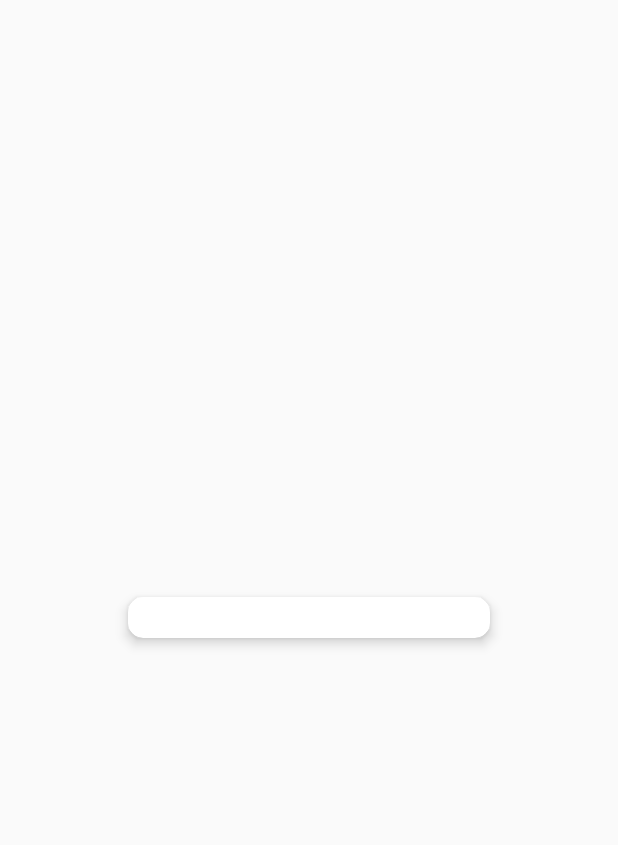
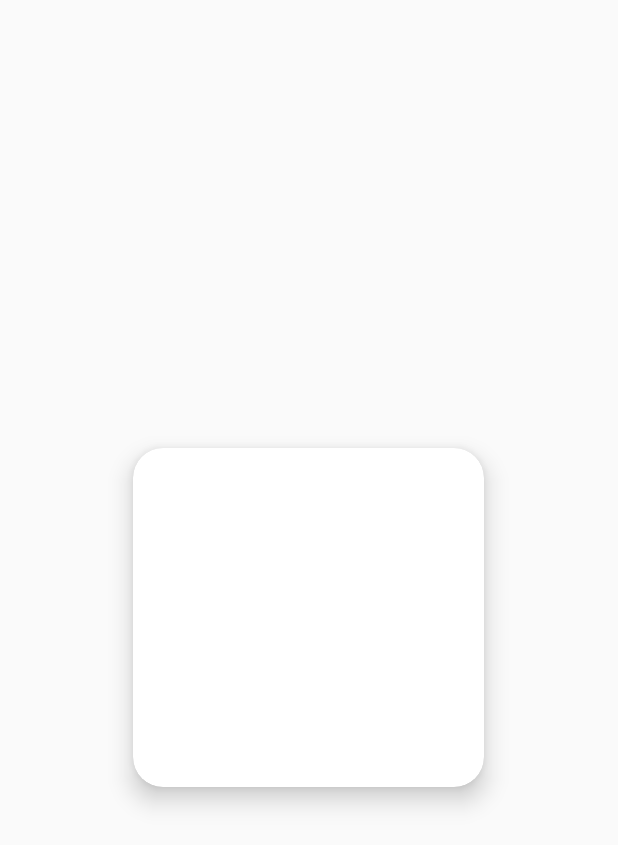
Before and after one commit to M2kishore/expense-management, an Android app: the layout activity_view_task.xml on its own in the app's theme, with its tools: preview values and no code run, on a phone screen of 412 x 824 dp. Shown: the top 845 px of the screen. Run offline under Robolectric (Android 15) with nearby library versions, the phone set to English and light mode, and no system bars; Roboto replaces fonts that are not available here.

```diff
--- a/app/src/main/AndroidManifest.xml
+++ b/app/src/main/AndroidManifest.xml
@@ -34,6 +34,12 @@
             </intent-filter>
         </activity>
 
+        <receiver android:name=".NotificationReceiver">
+            <intent-filter>
+                <action android:name="DISPLAY_NOTIFICATION"/>
+            </intent-filter>
+        </receiver>
+
         <meta-data
             android:name="preloaded_fonts"
             android:resource="@array/preloaded_fonts" />
--- a/app/src/main/res/layout/activity_view_task.xml
+++ b/app/src/main/res/layout/activity_view_task.xml
@@ -5,28 +5,31 @@
     android:layout_width="match_parent"
     android:layout_height="match_parent"
     android:padding="50dp"
-    android:gravity="center"
-    tools:context=".view">
+    android:gravity="center">
+
     <androidx.cardview.widget.CardView
-    android:layout_width="match_parent"
-    android:layout_height="wrap_content"
-    app:cardElevation="5dp"
-    app:cardCornerRadius="10dp"
-    android:layout_margin="20dp"
-    android:background="@color/backgroundColor"
+        android:layout_width="270dp"
+        android:layout_height="274dp"
+        android:layout_marginStart="10dp"
+        android:layout_marginTop="10dp"
+        android:layout_marginEnd="10dp"
 
+        android:layout_marginBottom="10dp"
+        android:padding="20dp"
+        app:cardCornerRadius="20dp"
+        app:cardElevation="10dp"
         app:cardMaxElevation="12dp"
         app:cardPreventCornerOverlap="true"
-    app:cardUseCompatPadding="true"
->
+        app:cardUseCompatPadding="true">
+
         <TextView
+            android:id="@+id/tv"
             android:layout_width="wrap_content"
             android:layout_height="wrap_content"
             android:text=""
             android:textColor="@color/backgroundColor"
-        android:textSize="20dp"
-        android:id="@+id/tv"/>
-
+            android:textSize="20sp"
+            android:textStyle="bold" />
 
 
     </androidx.cardview.widget.CardView>
--- a/app/src/main/res/layout/fragment_completed.xml
+++ b/app/src/main/res/layout/fragment_completed.xml
@@ -1,5 +1,6 @@
 <?xml version="1.0" encoding="utf-8"?>
 <FrameLayout xmlns:android="http://schemas.android.com/apk/res/android"
+    android:id="@+id/fragment_completed"
     xmlns:tools="http://schemas.android.com/tools"
     android:layout_width="match_parent"
     android:layout_height="match_parent"
--- a/app/src/main/res/values/strings.xml
+++ b/app/src/main/res/values/strings.xml
@@ -1,3 +1,5 @@
 <resources>
     <string name="app_name">Expense Manager</string>
+    <string name="channel_name">Reminder</string>
+    <string name="channel_description">reminder during the Due date</string>
 </resources>
```
Also changed, not shown: app/src/main/java/com/jarves/expense_manager/MainActivity.java (+45 -2 lines), app/src/main/java/com/jarves/expense_manager/NotificationReceiver.java (added, +55 -0 lines), app/src/main/java/com/jarves/expense_manager/class_components/Task.java (+7 -7 lines), app/src/main/java/com/jarves/expense_manager/dashboard/CreateTaskActivity.java (+6 -2 lines), app/src/main/java/com/jarves/expense_manager/dashboard/DashboardActivity.java (+0 -41 lines), app/src/main/java/com/jarves/expense_manager/dashboard/fragments/CompletedFragment.java (+18 -0 lines), app/src/main/java/com/jarves/expense_manager/dashboard/fragments/PendingFragment.java (+15 -0 lines), 1 other file. Lines whose indentation alone changed are shown as unchanged.
